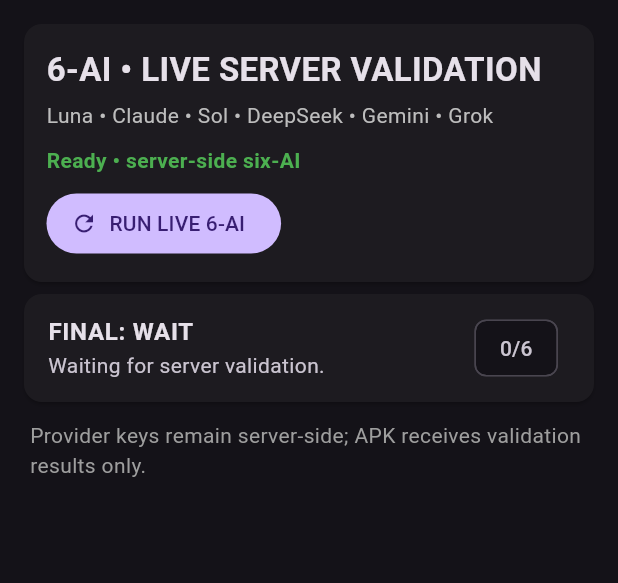
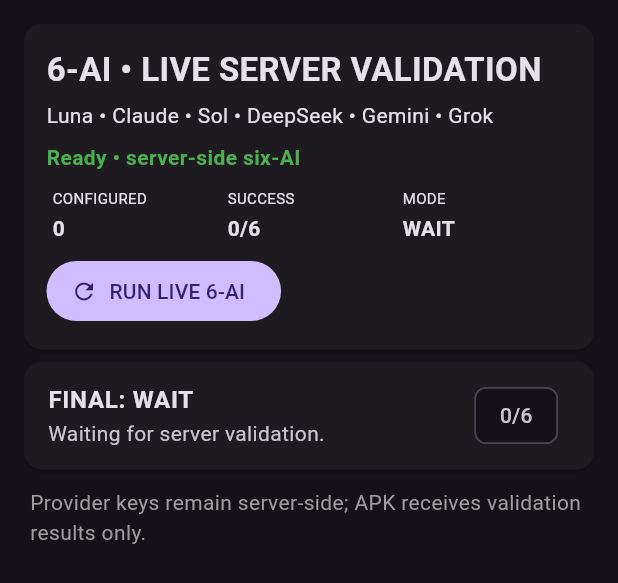
Before and after one commit to sparmar3786-pixel/VandanaS1, a Flutter app: the ServerAiPage widget shown alone on an empty page, opened directly with empty values, on a phone screen of 412 x 824 dp. Shown: the top 583 px of the screen. Run offline on Flutter 3.47's test engine with Material 3 defaults, Android fonts, the phone set to English and light mode, and no system bars; our stand-ins replace flutter_local_notifications, shared_preferences, webview_flutter; missing offline and left inert: file_saver; accounts and stored records are empty; network calls fail.

Commit message:
Harden six AI page with centralized API and provider diagnostics

```diff
--- a/flutter_app/lib/server_ai_page.dart
+++ b/flutter_app/lib/server_ai_page.dart
@@ -1,82 +1,287 @@
-import 'dart:async';
-import 'dart:convert';
 import 'package:flutter/material.dart';
-import 'package:http/http.dart' as http;
+
+import 'live_data_service.dart';
 
 class ServerAiPage extends StatefulWidget {
   final String backendUrl;
   final String apiToken;
-  final Map<String,dynamic>? initialSnapshot;
+  final Map<String, dynamic>? initialSnapshot;
   final String symbol;
-  const ServerAiPage({super.key,required this.backendUrl,required this.apiToken,this.initialSnapshot,this.symbol='NIFTY'});
-  @override State<ServerAiPage> createState()=>_ServerAiPageState();
+
+  const ServerAiPage({
+    super.key,
+    required this.backendUrl,
+    required this.apiToken,
+    this.initialSnapshot,
+    this.symbol = 'NIFTY',
+  });
+
+  @override
+  State<ServerAiPage> createState() => _ServerAiPageState();
 }
 
-class _ServerAiPageState extends State<ServerAiPage>{
-  bool busy=false;
-  Map<String,dynamic> result=<String,dynamic>{};
-  Map<String,dynamic> snapshot=<String,dynamic>{};
-  String status='Ready • server-side six-AI';
-  String get base=>widget.backendUrl.replaceFirst(RegExp(r'/+$'),'');
-  String get symbol=>widget.symbol.toUpperCase();
+class _ServerAiPageState extends State<ServerAiPage> {
+  bool busy = false;
+  Map<String, dynamic> result = <String, dynamic>{};
+  Map<String, dynamic> snapshot = <String, dynamic>{};
+  Map<String, dynamic> providerStatus = <String, dynamic>{};
+  String status = 'Ready • server-side six-AI';
 
-  @override void initState(){super.initState();snapshot=widget.initialSnapshot??{};run();}
-  Future<void> run() async {
-    if(busy || base.isEmpty)return;
-    setState(()=>busy=true);
-    try{
-      final headers=<String,String>{if(widget.apiToken.isNotEmpty)'x-token':widget.apiToken};
-      final c=await http.get(Uri.parse(base+'/v1/ai/context?index='+Uri.encodeQueryComponent(symbol)),headers:headers).timeout(const Duration(seconds:18));
-      if(c.statusCode==200){
-        final d=jsonDecode(c.body);
-        if(d is Map<String,dynamic>)snapshot=d;
-      }
-      final postHeaders=<String,String>{'Content-Type':'application/json',if(widget.apiToken.isNotEmpty)'x-token':widget.apiToken};
-      final r=await http.post(Uri.parse(base+'/v1/ai/validate'),headers:postHeaders,body:jsonEncode(<String,dynamic>{'payload':snapshot})).timeout(const Duration(seconds:45));
-      final d=jsonDecode(r.body);
-      if(r.statusCode!=200 || d is! Map<String,dynamic>)throw Exception('HTTP '+r.statusCode.toString());
-      if(mounted)setState(()=>result=d);
-      if(mounted)setState(()=>status='Live six-AI result • '+DateTime.now().toLocal().toString().substring(11,19));
-    }catch(e){if(mounted)setState(()=>status='AI connection error: '+e.toString());}
-    finally{if(mounted)setState(()=>busy=false);}
+  LiveDataService get service =>
+      LiveDataService(widget.backendUrl, widget.apiToken);
+
+  String get symbol => widget.symbol.toUpperCase();
+
+  @override
+  void initState() {
+    super.initState();
+    snapshot = widget.initialSnapshot ?? <String, dynamic>{};
+    run();
   }
 
-  @override Widget build(BuildContext context){
-    final rows=result['providers'] is List?List<dynamic>.from(result['providers']):<dynamic>[];
-    final finalState=(result['final']??'WAIT').toString();
-    final success=(result['successful']??0).toString();
-    return ListView(padding:const EdgeInsets.all(12),children:<Widget>[
-      Card(child:Padding(padding:const EdgeInsets.all(15),child:Column(crossAxisAlignment:CrossAxisAlignment.start,children:<Widget>[
-        const Text('6-AI • LIVE SERVER VALIDATION',style:TextStyle(fontSize:22,fontWeight:FontWeight.bold)),
-        const SizedBox(height:5),
-        Text('Luna • Claude • Sol • DeepSeek • Gemini • Grok',style:TextStyle(color:Colors.grey[400])),
-        const SizedBox(height:10),
-        Text(status,style:TextStyle(color:busy?Colors.orange:Colors.green,fontWeight:FontWeight.bold)),
-        const SizedBox(height:8),
-        FilledButton.icon(onPressed:busy?null:run,icon:const Icon(Icons.refresh),label:const Text('RUN LIVE 6-AI')),
-      ]))),
-      Card(child:ListTile(
-        title:Text('FINAL: '+finalState,style:const TextStyle(fontWeight:FontWeight.bold)),
-        subtitle:Text((result['reason']??'Waiting for server validation.').toString()),
-        trailing:Chip(label:Text(success+'/'+(result['total']??6).toString())),
-      )),
-      ...rows.map((x){
-        final m=x is Map?Map<String,dynamic>.from(x):<String,dynamic>{};
-        final t=(m['text']??m['error']??'No response').toString();
-        final match=RegExp(r'(?im)^\s*STATE\s*:\s*(CALL BUY|PUT BUY|WAIT|NO QUALIFYING TRADE)').firstMatch(t);
-        final state=match?.group(1)??'WAIT';
-        return Card(child:ExpansionTile(
-          title:Text((m['name']??'AI Provider').toString()),
-          subtitle:Text((m['model']??'').toString()+' • '+(m['status']??'').toString()),
-          leading:const Icon(Icons.psychology),
-          children:<Widget>[Padding(padding:const EdgeInsets.all(12),child:Column(crossAxisAlignment:CrossAxisAlignment.start,children:<Widget>[
-            Chip(label:Text(state)),
-            const SizedBox(height:6),
-            Text(t),
-          ]))],
-        ));
-      }),
-      const Padding(padding:EdgeInsets.all(8),child:Text('Provider keys remain server-side; APK receives validation results only.',style:TextStyle(color:Colors.grey))),
-    ]);
+  Future<void> run() async {
+    if (busy || widget.backendUrl.trim().isEmpty) return;
+    setState(() {
+      busy = true;
+      status = 'Collecting live market context...';
+    });
+
+    final api = service;
+    try {
+      try {
+        final contextSnapshot = await api.aiContext(index: symbol);
+        if (contextSnapshot.isNotEmpty) {
+          snapshot = contextSnapshot;
+        }
+      } catch (_) {
+        // Keep the latest dashboard snapshot as a safe fallback.
+      }
+
+      final d = await api.aiValidate(snapshot);
+      if (mounted) {
+        setState(() {
+          result = d;
+          status = 'Live validation complete • ' +
+              DateTime.now().toLocal().toString().substring(11, 19);
+        });
+      }
+
+      try {
+        final p = await api.aiProviderStatus(probe: false);
+        if (mounted) setState(() => providerStatus = p);
+      } catch (_) {}
+    } catch (e) {
+      if (mounted) {
+        setState(() {
+          result = <String, dynamic>{
+            'final': 'WAIT',
+            'cross_verified': false,
+            'reason': 'AI request failed safely; provider details are shown below.',
+            'providers': <dynamic>[],
+            'configured': 0,
+            'successful': 0,
+            'total': 6,
+            'error': e.toString(),
+          };
+          status = 'AI request error • fallback state retained';
+        });
+      }
+    } finally {
+      api.close();
+      if (mounted) setState(() => busy = false);
+    }
   }
+
+  String providerState(Map<String, dynamic> row) {
+    final status = (row['status'] ?? '').toString();
+    if (status == 'ok') return 'LIVE';
+    if (status == 'not_configured') return 'KEY MISSING';
+    if (status == 'ok_local') return 'LOCAL';
+    return 'ERROR';
+  }
+
+  Color stateColor(String state) {
+    if (state == 'LIVE' || state == 'LOCAL') return Colors.green;
+    if (state == 'KEY MISSING') return Colors.orange;
+    return Colors.red;
+  }
+
+  @override
+  Widget build(BuildContext context) {
+    final rows = result['providers'] is List
+        ? List<dynamic>.from(result['providers'])
+        : <dynamic>[];
+    final finalState = (result['final'] ?? 'WAIT').toString();
+    final success = (result['successful'] ?? 0).toString();
+    final total = (result['total'] ?? 6).toString();
+    final configured = (result['configured'] ?? 0).toString();
+
+    return RefreshIndicator(
+      onRefresh: run,
+      child: ListView(
+        physics: const AlwaysScrollableScrollPhysics(),
+        padding: const EdgeInsets.all(12),
+        children: <Widget>[
+          Card(
+            child: Padding(
+              padding: const EdgeInsets.all(15),
+              child: Column(
+                crossAxisAlignment: CrossAxisAlignment.start,
+                children: <Widget>[
+                  const Text(
+                    '6-AI • LIVE SERVER VALIDATION',
+                    style: TextStyle(fontSize: 22, fontWeight: FontWeight.bold),
+                  ),
+                  const SizedBox(height: 5),
+                  const Text(
+                    'Luna • Claude • Sol • DeepSeek • Gemini • Grok',
+                  ),
+                  const SizedBox(height: 8),
+                  Text(
+                    status,
+                    style: TextStyle(
+                      color: busy ? Colors.orange : Colors.green,
+                      fontWeight: FontWeight.bold,
+                    ),
+                  ),
+                  const SizedBox(height: 10),
+                  Row(
+                    children: <Widget>[
+                      Expanded(child: _metric('CONFIGURED', configured)),
+                      Expanded(child: _metric('SUCCESS', '$success/$total')),
+                      Expanded(
+                        child: _metric(
+                          'MODE',
+                          result['mode']?.toString() ?? 'WAIT',
+                        ),
+                      ),
+                    ],
+                  ),
+                  const SizedBox(height: 8),
+                  FilledButton.icon(
+                    onPressed: busy ? null : run,
+                    icon: Icon(busy ? Icons.sync : Icons.refresh),
+                    label: const Text('RUN LIVE 6-AI'),
+                  ),
+                ],
+              ),
+            ),
+          ),
+          Card(
+            child: ListTile(
+              title: Text(
+                'FINAL: $finalState',
+                style: const TextStyle(fontWeight: FontWeight.bold),
+              ),
+              subtitle: Text(
+                (result['reason'] ??
+                        'Waiting for server validation.')
+                    .toString(),
+              ),
+              trailing: Chip(label: Text('$success/$total')),
+            ),
+          ),
+          if (providerStatus.isNotEmpty)
+            Card(
+              child: Padding(
+                padding: const EdgeInsets.all(12),
+                child: Column(
+                  crossAxisAlignment: CrossAxisAlignment.start,
+                  children: <Widget>[
+                    const Text(
+                      'PROVIDER CONFIGURATION',
+                      style: TextStyle(fontWeight: FontWeight.bold),
+                    ),
+                    const SizedBox(height: 6),
+                    if (providerStatus['providers'] is List)
+                      ...(providerStatus['providers'] as List).map((raw) {
+                        final m = raw is Map
+                            ? Map<String, dynamic>.from(raw)
+                            : <String, dynamic>{};
+                        final configured = m['configured'] == true;
+                        return ListTile(
+                          dense: true,
+                          contentPadding: EdgeInsets.zero,
+                          title: Text((m['name'] ?? 'Provider').toString()),
+                          subtitle: Text((m['model'] ?? '').toString()),
+                          trailing: Chip(
+                            label: Text(configured ? 'CONFIGURED' : 'KEY MISSING'),
+                          ),
+                        );
+                      }),
+                  ],
+                ),
+              ),
+            ),
+          ...rows.map((raw) {
+            final m = raw is Map
+                ? Map<String, dynamic>.from(raw)
+                : <String, dynamic>{};
+            final text = (m['text'] ?? '').toString();
+            final error = (m['error'] ?? '').toString();
+            final match = RegExp(
+              r'(?im)^\s*STATE\s*:\s*(CALL BUY|PUT BUY|WAIT|NO QUALIFYING TRADE)',
+            ).firstMatch(text);
+            final state = match?.group(1) ??
+                (m['status'] == 'ok_local' ? 'LOCAL' : 'WAIT');
+            final statusLabel = providerState(m);
+
+            return Card(
+              child: ExpansionTile(
+                title: Text((m['name'] ?? 'AI Provider').toString()),
+                subtitle: Text(
+                  (m['model'] ?? '').toString() + ' • ' + statusLabel,
+                ),
+                leading: Icon(
+                  Icons.psychology,
+                  color: stateColor(statusLabel),
+                ),
+                children: <Widget>[
+                  Padding(
+                    padding: const EdgeInsets.all(12),
+                    child: Column(
+                      crossAxisAlignment: CrossAxisAlignment.start,
+                      children: <Widget>[
+                        Chip(label: Text(state)),
+                        if (text.isNotEmpty) ...<Widget>[
+                          const SizedBox(height: 6),
+                          Text(text),
+                        ],
+                        if (error.isNotEmpty) ...<Widget>[
+                          const SizedBox(height: 8),
+                          Text(
+                            'ERROR: $error',
+                            style: const TextStyle(color: Colors.red),
+                          ),
+                        ],
+                      ],
+                    ),
+                  ),
+                ],
+              ),
+            );
+          }),
+          const Padding(
+            padding: EdgeInsets.all(8),
+            child: Text(
+              'Provider keys remain server-side; APK receives validation results only.',
+              style: TextStyle(color: Colors.grey),
+            ),
+          ),
+        ],
+      ),
+    );
+  }
+
+  Widget _metric(String label, String value) => Padding(
+        padding: const EdgeInsets.symmetric(horizontal: 4),
+        child: Column(
+          crossAxisAlignment: CrossAxisAlignment.start,
+          children: <Widget>[
+            Text(label, style: const TextStyle(fontSize: 10)),
+            const SizedBox(height: 3),
+            Text(value, style: const TextStyle(fontWeight: FontWeight.bold)),
+          ],
+        ),
+      );
 }
```
